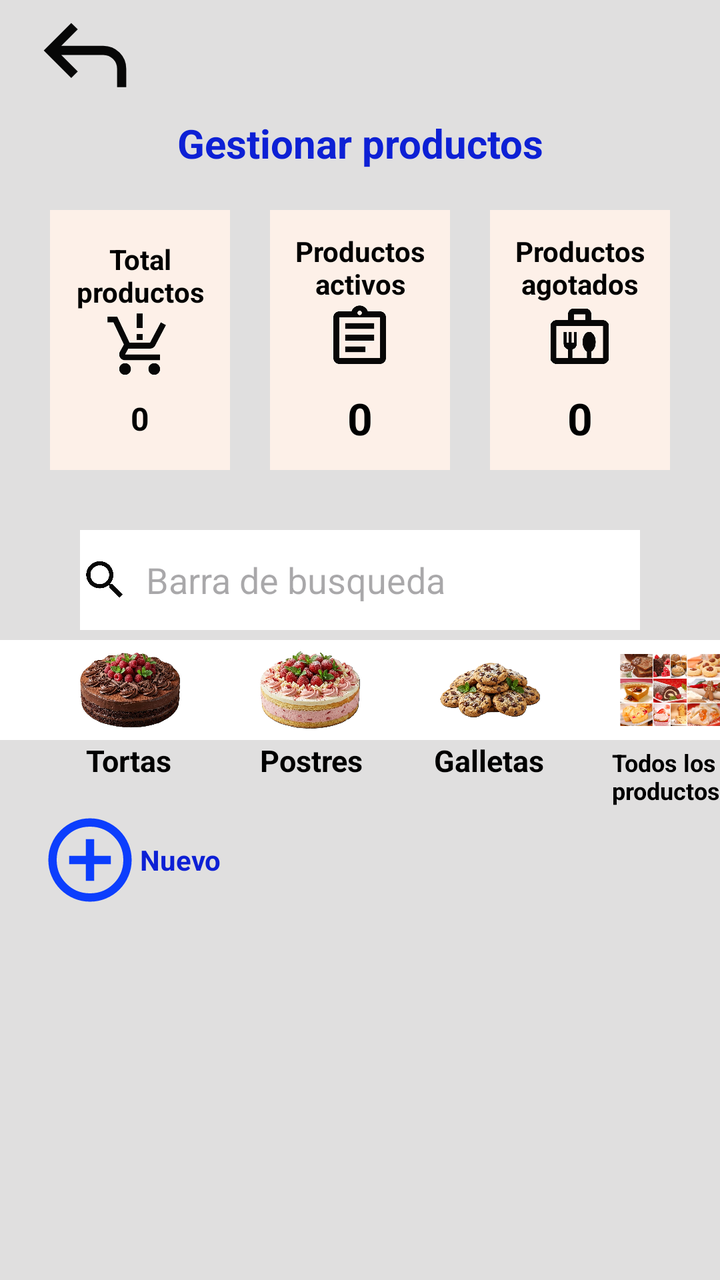
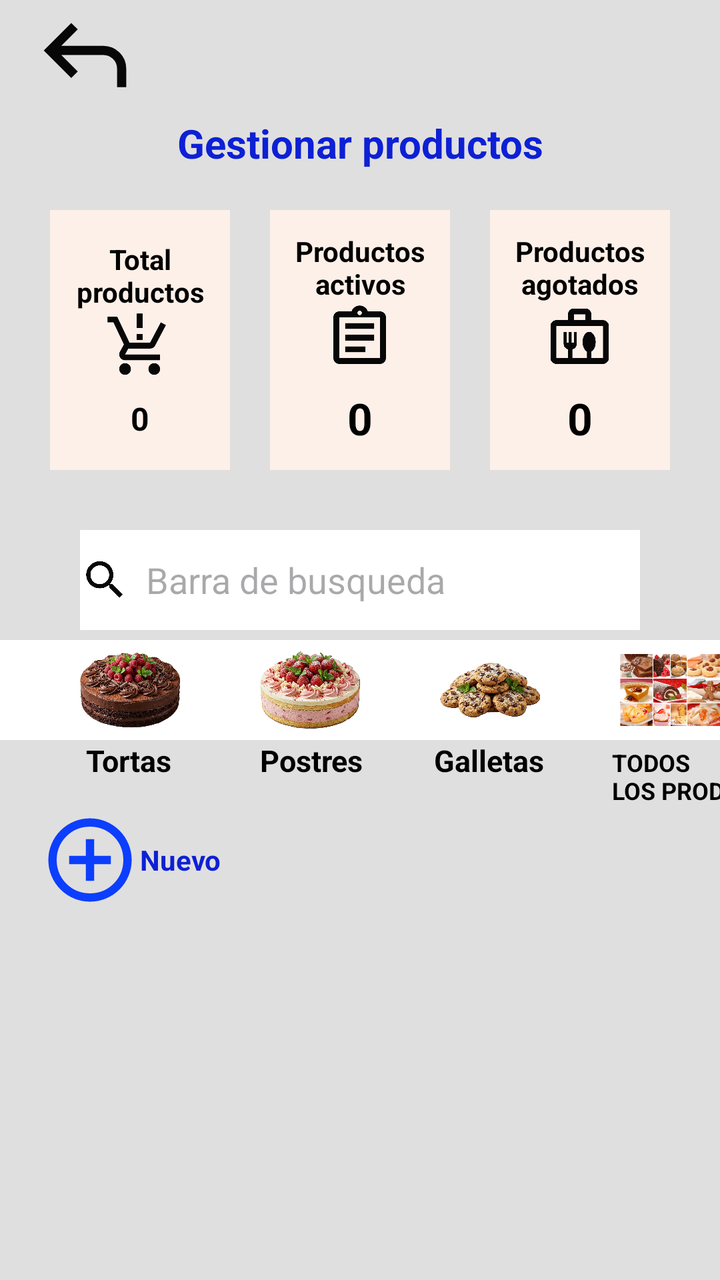

Before-and-after screenshots of an Android layout around one commit, followed by the original layout XML and the change that was made.
<!-- AndroidManifest.xml: application theme Theme.MYODelicious -->
<!-- res/layout/fragment_gestion_productos.xml -->
<?xml version="1.0" encoding="utf-8"?>
<LinearLayout xmlns:android="http://schemas.android.com/apk/res/android"
    xmlns:tools="http://schemas.android.com/tools"
    android:id="@+id/main"
    android:layout_width="match_parent"
    android:layout_height="match_parent"
    android:orientation="vertical"
    android:background="@color/gris_claro"
    tools:context=".ui.main.admin.g_productos.GestionProductosFragment">

    <ImageView
        android:id="@+id/img_out_admin"
        android:layout_width="55dp"
        android:layout_height="55dp"
        android:layout_gravity="left"
        android:layout_marginLeft="15dp"
        android:src="@drawable/ic_regresar" />

    <TextView
        android:layout_width="match_parent"
        android:layout_height="wrap_content"
        android:text="@string/gestionar_productos"
        android:textColor="@color/blue"
        android:textSize="20sp"
        android:layout_marginTop="3dp"
        android:textAlignment="center"
        android:textStyle="bold"/>

    <FrameLayout
        android:layout_width="match_parent"
        android:layout_height="180dp">

        <LinearLayout
            android:layout_width="match_parent"
            android:layout_height="match_parent"
            android:orientation="horizontal"
            android:gravity="center_horizontal">

                <LinearLayout
                    android:id="@+id/cv_t_prod"
                    android:layout_width="90dp"
                    android:layout_height="130dp"
                    android:background="@color/crema"
                    android:layout_marginTop="20dp"
                    android:orientation="vertical"
                    android:gravity="center"
                    android:padding="8dp">

                    <TextView
                        android:layout_width="wrap_content"
                        android:layout_height="wrap_content"
                        android:text="@string/total_productos"
                        android:textAlignment="center"
                        android:textColor="@color/black"
                        android:textStyle="bold"/>

                    <ImageView
                        android:layout_width="35dp"
                        android:layout_height="35dp"
                        android:src="@drawable/ic_productos"/>

                    <TextView
                        android:id="@+id/tv_valor_ventas"
                        android:layout_width="wrap_content"
                        android:layout_height="wrap_content"
                        android:text="@string/total_prod"
                        android:textColor="@color/black"
                        android:textSize="16sp"
                        android:textStyle="bold"
                        android:layout_marginTop="8dp"/>
                </LinearLayout>

                <LinearLayout
                    android:id="@+id/cv_p_activos"
                    android:layout_width="90dp"
                    android:layout_height="130dp"
                    android:background="@color/crema"
                    android:layout_marginTop="20dp"
                    android:orientation="vertical"
                    android:gravity="center"
                    android:padding="8dp"
                    android:layout_marginLeft="20dp">

                    <TextView
                        android:layout_width="wrap_content"
                        android:layout_height="wrap_content"
                        android:text="@string/productos_activos"
                        android:textColor="@color/black"
                        android:textStyle="bold"
                        android:textAlignment="center"/>

                    <ImageView
                        android:layout_width="35dp"
                        android:layout_height="35dp"
                        android:src="@drawable/ic_ordenes_realizaadas"/>

                    <TextView
                        android:id="@+id/tv_valor_pedidos"
                        android:layout_width="wrap_content"
                        android:layout_height="wrap_content"
                        android:text="@string/cero"
                        android:textColor="@color/black"
                        android:textSize="22sp"
                        android:textStyle="bold"
                        android:layout_marginTop="8dp"/>
                </LinearLayout>

                <LinearLayout
                    android:id="@+id/cv_p_agotados"
                    android:layout_width="90dp"
                    android:layout_height="130dp"
                    android:background="@color/crema"
                    android:layout_marginTop="20dp"
                    android:orientation="vertical"
                    android:gravity="center"
                    android:padding="8dp"
                    android:layout_marginLeft="20dp">

                    <TextView
                        android:layout_width="wrap_content"
                        android:layout_height="wrap_content"
                        android:text="@string/productos_agotados"
                        android:textColor="@color/black"
                        android:textStyle="bold"
                        android:textAlignment="center"/>

                    <ImageView
                        android:layout_width="35dp"
                        android:layout_height="35dp"
                        android:src="@drawable/ic_com"/>

                    <TextView
                        android:id="@+id/tv_valor_usuarios"
                        android:layout_width="wrap_content"
                        android:layout_height="wrap_content"
                        android:text="@string/cero"
                        android:textColor="@color/black"
                        android:textSize="22sp"
                        android:textStyle="bold"
                        android:layout_marginTop="8dp"/>
                </LinearLayout>

        </LinearLayout>

    </FrameLayout>

    <LinearLayout
        android:id="@+id/ly_buscar"
        android:layout_width="280dp"
        android:layout_height="wrap_content"
        android:background="@color/white"
        android:layout_gravity="center"
        android:orientation="horizontal">

        <ImageView
            android:layout_width="25dp"
            android:layout_height="50dp"
            android:src="@drawable/ic_buscar"/>

        <EditText
            android:id="@+id/et_buscar"
            android:layout_width="match_parent"
            android:layout_height="48dp"
            android:hint="@string/barra_de_busqueda"
            android:background="@android:color/transparent"
            android:imeOptions="actionSearch"
            android:inputType="text"
            android:singleLine="true"
            android:layout_gravity="center_vertical"
            android:layout_marginLeft="8dp"/>

    </LinearLayout>

    <LinearLayout
        android:layout_width="match_parent"
        android:layout_height="50dp"
        android:background="@color/white"
        android:orientation="horizontal"
        android:layout_marginTop="5dp"
        android:layout_gravity="center"
        android:gravity="left"
        >

        <ImageView
            android:id="@+id/imn_torta_choc"
            android:layout_width="50dp"
            android:layout_height="40dp"
            android:layout_marginTop="5dp"
            android:layout_marginLeft="40dp"
            android:src="@drawable/torta_chocolate"/>

        <ImageView
            android:id="@+id/img_postre"
            android:layout_width="50dp"
            android:layout_height="40dp"
            android:layout_marginTop="5dp"
            android:layout_marginLeft="40dp"
            android:src="@drawable/postre_fresa"/>

        <ImageView
            android:id="@+id/img_galleta"
            android:layout_width="50dp"
            android:layout_height="40dp"
            android:layout_marginTop="5dp"
            android:layout_marginLeft="40dp"
            android:src="@drawable/galletas"/>

        <ImageView
            android:id="@+id/img_all_prod"
            android:layout_width="50dp"
            android:layout_height="40dp"
            android:layout_marginTop="5dp"
            android:layout_marginLeft="40dp"
            android:src="@drawable/todos"/>

    </LinearLayout>

    <LinearLayout
        android:layout_width="match_parent"
        android:layout_height="35dp"
        android:orientation="horizontal"
        android:layout_gravity="center"
        android:gravity="left"
        >

        <TextView
            android:layout_width="60dp"
            android:layout_height="wrap_content"
            android:text="Tortas"
            android:textColor="@color/black"
            android:textSize="15sp"
            android:textStyle="bold"
            android:layout_marginLeft="40dp"
            android:layout_marginStart="43dp"/>

        <TextView
            android:layout_width="60dp"
            android:layout_height="wrap_content"
            android:text="Postres"
            android:textColor="@color/black"
            android:textSize="15sp"
            android:textStyle="bold"
            android:layout_marginLeft="40dp"
            android:layout_marginStart="27dp"/>

        <TextView
            android:layout_width="60dp"
            android:layout_height="wrap_content"
            android:text="Galletas"
            android:textColor="@color/black"
            android:textSize="15sp"
            android:textStyle="bold"
            android:layout_marginLeft="40dp"
            android:layout_marginStart="27dp"/>

        <TextView
            android:layout_width="60dp"
            android:layout_height="wrap_content"
            android:text="Todos los productos"
            android:textColor="@color/black"
            android:textSize="12sp"
            android:textStyle="bold"
            android:layout_marginLeft="40dp"
            android:layout_marginStart="29dp"/>


    </LinearLayout>

    <LinearLayout
        android:id="@+id/ly_nuevo_prod"
        android:layout_width="wrap_content"
        android:layout_height="wrap_content"
        android:orientation="horizontal"
        android:layout_marginLeft="20dp"
        android:gravity="center">


        <ImageView
            android:layout_width="50dp"
            android:layout_height="50dp"
            android:src="@drawable/ic_agregar" />

        <TextView
            android:layout_width="wrap_content"
            android:layout_height="wrap_content"
            android:text="@string/nuevo"
            android:textColor="@color/blue"
            android:textStyle="bold" />

    </LinearLayout>


    <androidx.recyclerview.widget.RecyclerView
        android:id="@+id/rv_productos"
        android:layout_width="match_parent"
        android:layout_height="0dp"
        android:layout_weight="1"
        android:padding="10dp"
        android:layout_marginTop="15dp"
        android:clipToPadding="false"/>

</LinearLayout>
<!-- resources referenced by this layout -->
<resources>
  <color name="black">#FF000000</color>
  <color name="blue">#0D20D5</color>
  <color name="crema">#fdf0e8</color>
  <color name="gris_claro">#E0DFDF</color>
  <color name="white">#FFFFFFFF</color>
  <!-- drawable ic_agregar (drawable) -->
  <vector xmlns:android="http://schemas.android.com/apk/res/android" android:height="24dp" android:tint="#0C3EFD" android:viewportHeight="960" android:viewportWidth="960" android:width="24dp">
        
      <path android:fillColor="@android:color/white" android:pathData="M440,680L520,680L520,520L680,520L680,440L520,440L520,280L440,280L440,440L280,440L280,520L440,520L440,680ZM480,880Q397,880 324,848.5Q251,817 197,763Q143,709 111.5,636Q80,563 80,480Q80,397 111.5,324Q143,251 197,197Q251,143 324,111.5Q397,80 480,80Q563,80 636,111.5Q709,143 763,197Q817,251 848.5,324Q880,397 880,480Q880,563 848.5,636Q817,709 763,763Q709,817 636,848.5Q563,880 480,880ZM480,800Q614,800 707,707Q800,614 800,480Q800,346 707,253Q614,160 480,160Q346,160 253,253Q160,346 160,480Q160,614 253,707Q346,800 480,800ZM480,480Q480,480 480,480Q480,480 480,480Q480,480 480,480Q480,480 480,480Q480,480 480,480Q480,480 480,480Q480,480 480,480Q480,480 480,480Z"/>
      
  </vector>
  <!-- drawable ic_buscar (drawable) -->
  <vector xmlns:android="http://schemas.android.com/apk/res/android" android:height="24dp" android:tint="#070707" android:viewportHeight="24" android:viewportWidth="24" android:width="24dp">
        
      <path android:fillColor="@android:color/white" android:pathData="M15.5,14h-0.79l-0.28,-0.27C15.41,12.59 16,11.11 16,9.5 16,5.91 13.09,3 9.5,3S3,5.91 3,9.5 5.91,16 9.5,16c1.61,0 3.09,-0.59 4.23,-1.57l0.27,0.28v0.79l5,4.99L20.49,19l-4.99,-5zM9.5,14C7.01,14 5,11.99 5,9.5S7.01,5 9.5,5 14,7.01 14,9.5 11.99,14 9.5,14z"/>
      
  </vector>
  <!-- drawable ic_productos (drawable) -->
  <vector xmlns:android="http://schemas.android.com/apk/res/android" android:height="24dp" android:tint="#070707" android:viewportHeight="24" android:viewportWidth="24" android:width="24dp">
        
      <path android:fillColor="@android:color/white" android:pathData="M13,10h-2V8h2V10zM13,6h-2V1h2V6zM7,18c-1.1,0 -1.99,0.9 -1.99,2S5.9,22 7,22s2,-0.9 2,-2S8.1,18 7,18zM17,18c-1.1,0 -1.99,0.9 -1.99,2s0.89,2 1.99,2s2,-0.9 2,-2S18.1,18 17,18zM8.1,13h7.45c0.75,0 1.41,-0.41 1.75,-1.03L21,4.96L19.25,4l-3.7,7H8.53L4.27,2H1v2h2l3.6,7.59l-1.35,2.44C4.52,15.37 5.48,17 7,17h12v-2H7L8.1,13z"/>
      
  </vector>
  <!-- drawable ic_regresar (drawable) -->
  <vector xmlns:android="http://schemas.android.com/apk/res/android" android:autoMirrored="true" android:height="24dp" android:tint="#070707" android:viewportHeight="960" android:viewportWidth="960" android:width="24dp">
        
      <path android:fillColor="@android:color/white" android:pathData="M760,760L760,600Q760,550 725,515Q690,480 640,480L273,480L417,624L360,680L120,440L360,200L417,256L273,400L640,400Q723,400 781.5,458.5Q840,517 840,600L840,760L760,760Z"/>
      
  </vector>
  <string name="barra_de_busqueda">Barra de busqueda</string>
  <string name="cero">0</string>
  <string name="gestionar_productos">Gestionar productos</string>
  <string name="nuevo">Nuevo</string>
  <string name="productos_activos">Productos activos</string>
  <string name="productos_agotados">Productos agotados</string>
  <string name="total_prod">0</string>
  <string name="total_productos">Total productos</string>
  <style name="Theme.MYODelicious" parent="Base.Theme.MYODelicious">
          <item name="colorPrimary">@color/gris</item>
      </style>
  <style name="Base.Theme.MYODelicious" parent="Theme.Material3.DayNight.NoActionBar">
          
          
      </style>
  <color name="gris">#787474</color>
  <!-- unchanged entries left out for length: 6 -->
</resources>

<!-- the commit's change to res/layout/fragment_gestion_productos.xml (unified diff, before → after) -->
@@ -226,7 +226,7 @@
         <TextView
             android:layout_width="60dp"
             android:layout_height="wrap_content"
-            android:text="Tortas"
+            android:text="@string/tortas"
             android:textColor="@color/black"
             android:textSize="15sp"
             android:textStyle="bold"
@@ -236,7 +236,7 @@
         <TextView
             android:layout_width="60dp"
             android:layout_height="wrap_content"
-            android:text="Postres"
+            android:text="@string/postres"
             android:textColor="@color/black"
             android:textSize="15sp"
             android:textStyle="bold"
@@ -246,7 +246,7 @@
         <TextView
             android:layout_width="60dp"
             android:layout_height="wrap_content"
-            android:text="Galletas"
+            android:text="@string/galletas"
             android:textColor="@color/black"
             android:textSize="15sp"
             android:textStyle="bold"
@@ -256,7 +256,7 @@
         <TextView
             android:layout_width="60dp"
             android:layout_height="wrap_content"
-            android:text="Todos los productos"
+            android:text="@string/todos_los_productos"
             android:textColor="@color/black"
             android:textSize="12sp"
             android:textStyle="bold"
<!-- resource entries referenced after the edit -->
@@ -31,10 +31,14 @@
   </vector>
   <string name="barra_de_busqueda">Barra de busqueda</string>
   <string name="cero">0</string>
+  <string name="galletas">Galletas</string>
   <string name="gestionar_productos">Gestionar productos</string>
   <string name="nuevo">Nuevo</string>
+  <string name="postres">Postres</string>
   <string name="productos_activos">Productos activos</string>
   <string name="productos_agotados">Productos agotados</string>
+  <string name="todos_los_productos">TODOS LOS PRODUCTOS</string>
+  <string name="tortas">Tortas</string>
   <string name="total_prod">0</string>
   <string name="total_productos">Total productos</string>
   <style name="Theme.MYODelicious" parent="Base.Theme.MYODelicious">
